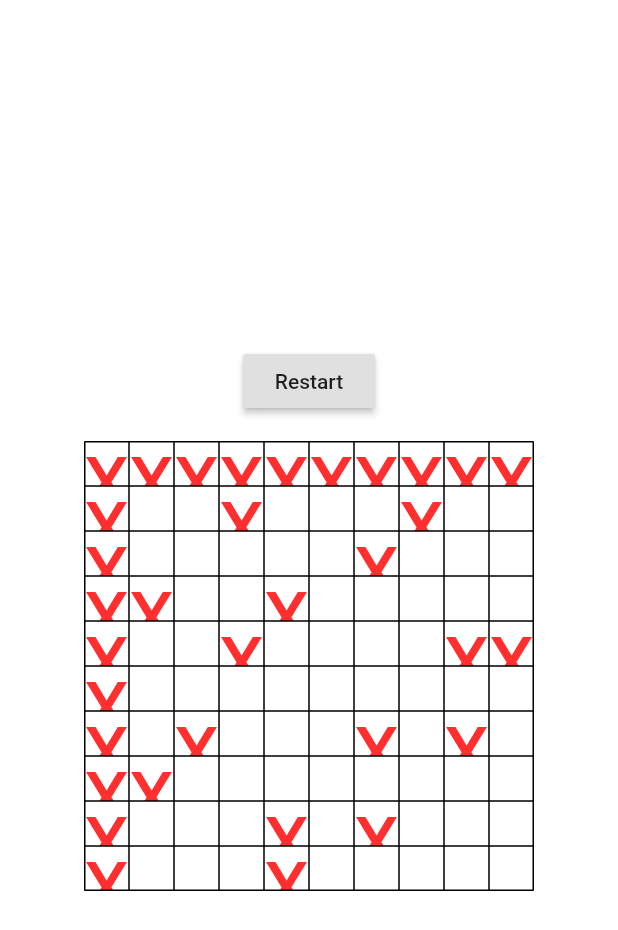
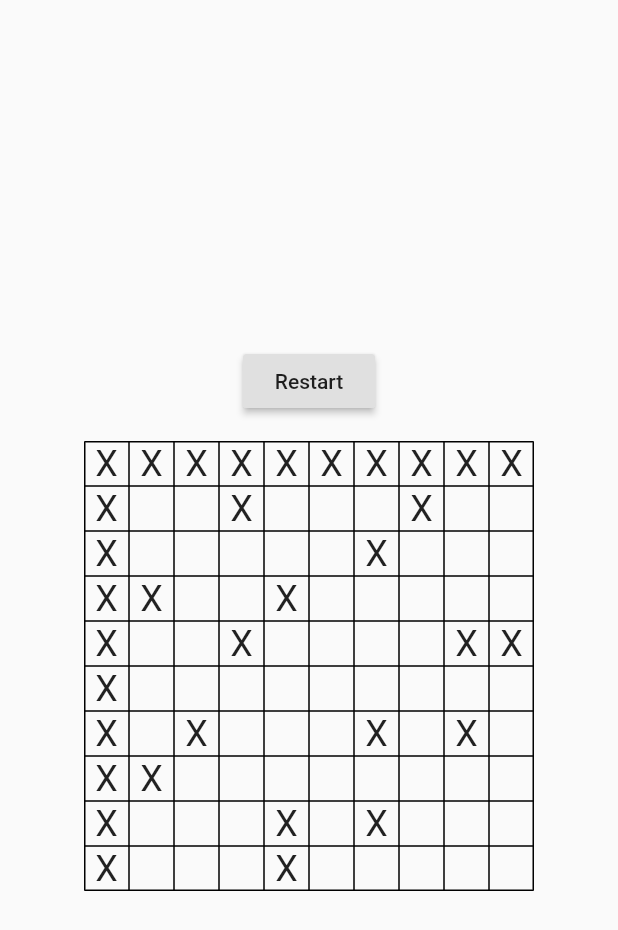
Before and after one commit to nicopico-dev/flutter-minesweeper, a Flutter app: the screen it shows after launch, on a phone screen of 412 x 824 dp. Shown: the top 930 px of the screen. Run offline on Flutter 3.47's test engine with Material 2 defaults, Android fonts, the light colour scheme and no system bars.

Commit message:
Fix default text style + presentation details

```diff
--- a/lib/main.dart
+++ b/lib/main.dart
@@ -35,7 +35,8 @@ class _GameScreenState extends State<GameScreen> {
 
   @override
   Widget build(BuildContext context) {
-    return Center(
+    return Scaffold(
+      body: Center(
         child: Column(
           mainAxisAlignment: MainAxisAlignment.center,
           children: <Widget>[
@@ -51,6 +52,7 @@ class _GameScreenState extends State<GameScreen> {
             ),
           ],
         ),
+      ),
     );
   }
 
--- a/lib/minefield.dart
+++ b/lib/minefield.dart
@@ -1,9 +1,9 @@
 import 'package:flutter/material.dart';
 import 'package:minesweeper/cell.dart';
 
+const double CELL_SIZE = 30;
+
 class Minefield extends StatelessWidget {
-  static const double cellSize = 30;
-
   final int width;
   final int height;
   final List<CellData> cellsData;
@@ -22,19 +22,14 @@ class Minefield extends StatelessWidget {
       for (int col = 0; col < width; col++) {
         int i = row * col;
         cells.add(
-          TableCell(
-            child: Container(
-              height: cellSize,
-              child: MineCell(cellsData[i]),
-            ),
-          ),
+          TableCell(child: MineCell(cellsData[i])),
         );
       }
       rows.add(TableRow(children: cells));
     }
     return Table(
       border: TableBorder.all(),
-      defaultColumnWidth: FixedColumnWidth(cellSize),
+      defaultColumnWidth: FixedColumnWidth(CELL_SIZE),
       children: rows,
     );
   }
@@ -47,8 +42,15 @@ class MineCell extends StatelessWidget {
 
   @override
   Widget build(BuildContext context) {
-    return Center(
-      child: Text(cellData.bomb ? "X" : ""),
+    return Container(
+      height: CELL_SIZE,
+      width: CELL_SIZE,
+      child: Center(
+        child: Text(
+          cellData.bomb ? "X" : "",
+          style: TextStyle(fontSize: 24),
+        ),
+      ),
     );
   }
 }
```
Lines whose indentation alone changed are shown as unchanged.
